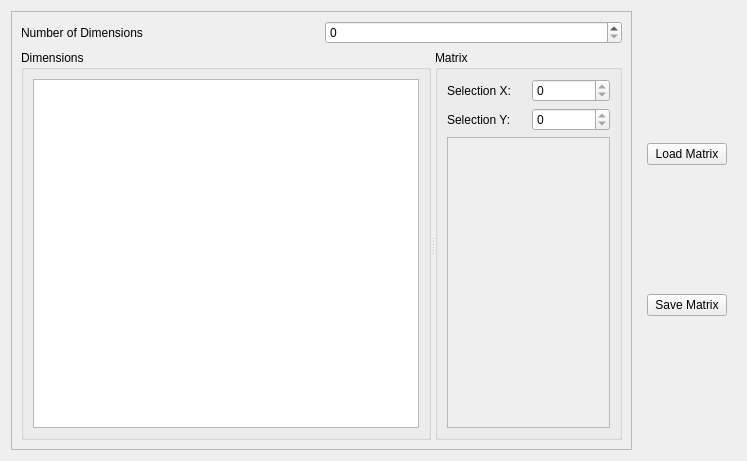
The window that MatrixEditor.ui (enlighteningCrow/MatCal) describes before a commit, drawn with Qt 5.
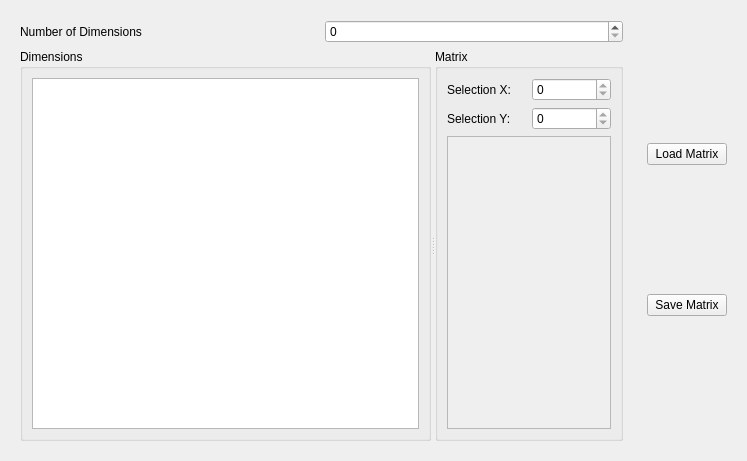
The same window after the commit. Custom widgets are drawn as their Qt base class.

Patch:
```diff
--- a/MatrixEditor.ui
+++ b/MatrixEditor.ui
@@ -15,19 +15,13 @@
         </property>
         <layout class="QHBoxLayout" name="horizontalLayout">
             <item>
-                <widget class="QFrame" name="frame">
+    <widget class="QWidget" name="widget" native="true">
                     <property name="sizePolicy">
                         <sizepolicy hsizetype="Expanding" vsizetype="Preferred">
                             <horstretch>0</horstretch>
                             <verstretch>0</verstretch>
                         </sizepolicy>
                     </property>
-                    <property name="frameShape">
-                        <enum>QFrame::StyledPanel</enum>
-                    </property>
-                    <property name="frameShadow">
-                        <enum>QFrame::Raised</enum>
-                    </property>
                     <layout class="QGridLayout" name="gridLayout_2">
                         <item row="2" column="0" colspan="2">
                             <widget class="QSplitter" name="splitter">
@@ -116,7 +110,7 @@
                                                             <x>0</x>
                                                             <y>0</y>
                                                             <width>174</width>
-                                                            <height>254</height>
+               <height>256</height>
                                                         </rect>
                                                     </property>
                                                 </widget>
```
Lines whose indentation alone changed are shown as unchanged.
